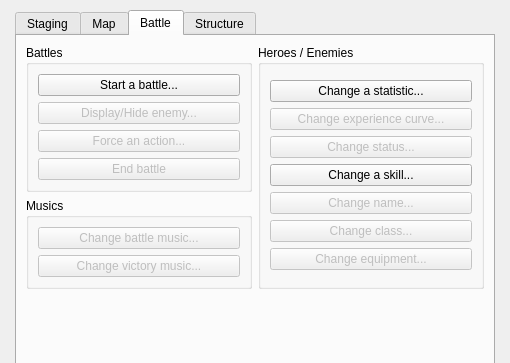
Before: the Qt Designer form Editor/Dialogs/dialogcommands.ui in RPG-Paper-Maker/RPG-Paper-Maker, drawn with Qt 5; both pictures show x 0 to 510 and y 0 to 363 of the 510 by 600 pixel window.
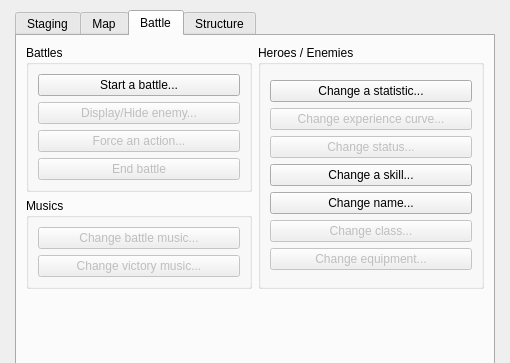
After: the same form once the commit is applied. The open tabs and pages were chosen to show the change.

The edit to the form file:
```diff
--- a/Editor/Dialogs/dialogcommands.ui
+++ b/Editor/Dialogs/dialogcommands.ui
@@ -754,7 +754,7 @@
               <item>
                <widget class="QPushButton" name="pushButtonChangeName">
                 <property name="enabled">
-                 <bool>false</bool>
+                 <bool>true</bool>
                 </property>
                 <property name="text">
                  <string>Change name...</string>
```
Left out of the diff: 2 changed lines with no effect on the pictures.
